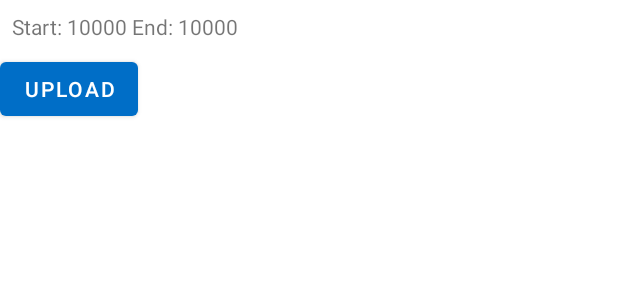
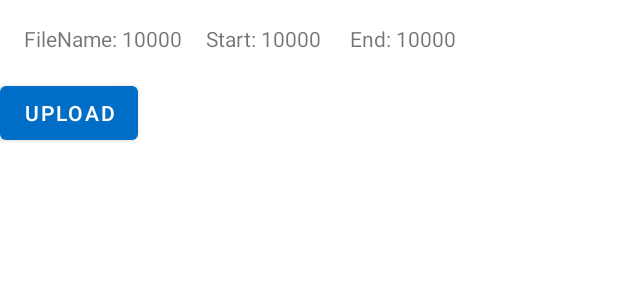
Before and after one commit to booky0081/NewPatientMonitor, an Android app: the layout ecg_history.xml on its own in the app's theme, with its tools: preview values and no code run, on a phone screen of 412 x 824 dp. Shown: the top 300 px of the screen. Run offline under Robolectric (Android 15) with nearby library versions, the phone set to English and light mode, and no system bars; plain views replace GraphView.

```diff
--- a/app/src/main/java/BluetoothHandler/BloodPressureHandler.java
+++ b/app/src/main/java/BluetoothHandler/BloodPressureHandler.java
@@ -57,7 +57,7 @@ public class BloodPressureHandler extends BaseHandler {
 
         unbinder = ButterKnife.bind(this,view);
 
-        Log.d("BloodPressure","Create");
+  //      Log.d("BloodPressure","Create");
 
         return view;
 
@@ -80,6 +80,8 @@ public class BloodPressureHandler extends BaseHandler {
         super.onResume();
 
         SetUp(getActivity());
+
+   //     bluetoothDialog.isConnected();
     }
 
     @Override
--- a/app/src/main/java/Dao/ECGDao.java
+++ b/app/src/main/java/Dao/ECGDao.java
@@ -20,7 +20,7 @@ public interface ECGDao {
     @Query("select date(datetime(DeviceModel.created_date / 1000 , 'unixepoch'))  as created_date from ECG JOIN DeviceModel ON ECG.meta_id  = DeviceModel.id JOIN Patient ON Patient.first_name =:firstName group by   date(datetime(DeviceModel.created_date / 1000 , 'unixepoch')) ")
     List<String> getTimeList(String firstName);
 
-    @Query("SELECT  ECG.id as id, DeviceModel.id as meta_id,file_id, datetime(DeviceModel.created_date / 1000 , 'unixepoch') as  created_date, datetime(DeviceModel.stop_date / 1000 , 'unixepoch') as stop_date,DeviceModel.device_name, " +
+    @Query("SELECT ECG.type, ECG.id as id, DeviceModel.id as meta_id,file_id, datetime(DeviceModel.created_date / 1000 , 'unixepoch') as  created_date, datetime(DeviceModel.stop_date / 1000 , 'unixepoch') as stop_date,DeviceModel.device_name, " +
             "Patient.first_name, Hospital.hospital_name FROM  ECG JOIN DeviceModel ON DeviceModel.id = ECG.meta_id  and date(datetime(DeviceModel.created_date / 1000 , 'unixepoch')) = :selectedDate " +
             " JOIN Patient ON Patient.id = DeviceModel.patient_id  and Patient.first_name = :patientName JOIN Hospital on Hospital.id = Patient.hospital_id"
     )
@@ -30,4 +30,8 @@ public interface ECGDao {
     @Query("select * from ECG")
     List<ECGModel> get();
 
+
+    @Query("update ECG set type = :type where id =:id")
+    void updateType(long id,int type);
+
 }
--- a/app/src/main/java/DataHandler/BloodPressureDataHandler.java
+++ b/app/src/main/java/DataHandler/BloodPressureDataHandler.java
@@ -34,6 +34,8 @@ public class BloodPressureDataHandler implements DialogInterface {
 
             return ourInstance;
     }
+
+
     private BloodPressureDataHandler(){
 
         bloodPressureModelArrayList = new ArrayList<>();
--- a/app/src/main/java/Database/Database.java
+++ b/app/src/main/java/Database/Database.java
@@ -16,7 +16,7 @@ import Helper.TimestampConverter;
 import androidx.room.RoomDatabase;
 import androidx.room.TypeConverters;
 
-@androidx.room.Database(entities =  {HospitalModel.class,PatientModel.class,DeviceModel.class, BloodPressureModel.class, FluidModel.class, ECGModel.class},version = 6, exportSchema = false)
+@androidx.room.Database(entities =  {HospitalModel.class,PatientModel.class,DeviceModel.class, BloodPressureModel.class, FluidModel.class, ECGModel.class},version = 7, exportSchema = false)
 @TypeConverters({TimestampConverter.class})
 public abstract class Database  extends RoomDatabase {
 
--- a/app/src/main/java/History/History.java
+++ b/app/src/main/java/History/History.java
@@ -236,6 +236,7 @@ public class History extends Activity {
                        //     Log.d("History",selectedTime + " "+selectPatient);
 
                             bloodPressureHistory.show();
+
                             bloodPressureHistoryAdapter.SetData(selectPatient,selectedTime);
 
 
@@ -249,6 +250,7 @@ public class History extends Activity {
                      //       Log.d("History",selectedTime + " "+selectPatient);
 
                             fluidHistory.show();
+
                             fluidHistoryAdapter.SetData(selectPatient,selectedTime);
 
                         }
@@ -261,10 +263,12 @@ public class History extends Activity {
                        //     Log.d("History",selectedTime + " "+selectPatient);
 
                             ECGHisory.show();
+
                             ecgHistoryAdapter.SetData(selectPatient,selectedTime);
 
                         }
                         break;
+
                         default: break;
 
                 }
--- a/app/src/main/res/layout/ecg_history.xml
+++ b/app/src/main/res/layout/ecg_history.xml
@@ -20,7 +20,42 @@
             android:layout_width="wrap_content"
             android:layout_height="200dp"
             android:layout_marginBottom="8dp"/>-->
+        <LinearLayout
+            android:layout_width="wrap_content"
+            android:layout_margin="8dp"
+            android:orientation="horizontal"
+            android:layout_height="wrap_content">
 
+            <TextView
+
+                android:layout_width="wrap_content"
+
+                android:layout_height="wrap_content"
+
+                android:text="FileName: "
+
+                android:textSize="14sp" />
+
+            <TextView
+
+                android:id="@+id/ecg_history_file"
+
+                android:layout_width="wrap_content"
+
+                android:layout_height="wrap_content"
+
+                android:text="10000"
+
+                android:textSize="14sp" />
+
+        </LinearLayout>
+
+
+        <LinearLayout
+            android:layout_width="wrap_content"
+            android:orientation="horizontal"
+            android:layout_margin="8dp"
+            android:layout_height="wrap_content">
         <TextView
 
             android:layout_width="wrap_content"
@@ -42,6 +77,14 @@
             android:text="10000"
 
             android:textSize="14sp" />
+        </LinearLayout>
+
+        <LinearLayout
+            android:layout_width="wrap_content"
+            android:orientation="horizontal"
+            android:layout_margin="8dp"
+            android:layout_height="wrap_content">
+
         <TextView
 
 
@@ -65,6 +108,7 @@
             android:text="10000"
 
             android:textSize="14sp" />
+        </LinearLayout>
 
 
 
```
Also changed, not shown: app/src/main/java/BluetoothHandler/BaseHandler.java (+15 -2 lines), app/src/main/java/BluetoothHandler/ECGHandler.java (+16 -7 lines), app/src/main/java/DataHandler/ECGDataHandler.java (+75 -30 lines), app/src/main/java/DataModel/ECGModel.java (+12 -0 lines), app/src/main/java/Dialog/BluetoothDialog.java (+11 -0 lines), app/src/main/java/Dialog/ECGHistoryAdapter.java (+24 -9 lines).
